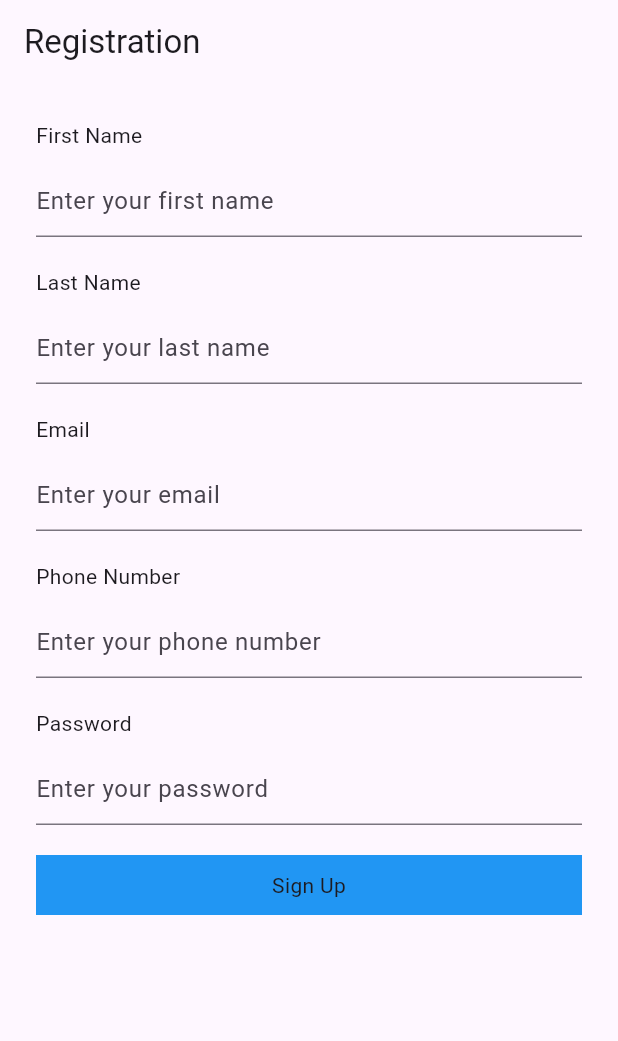
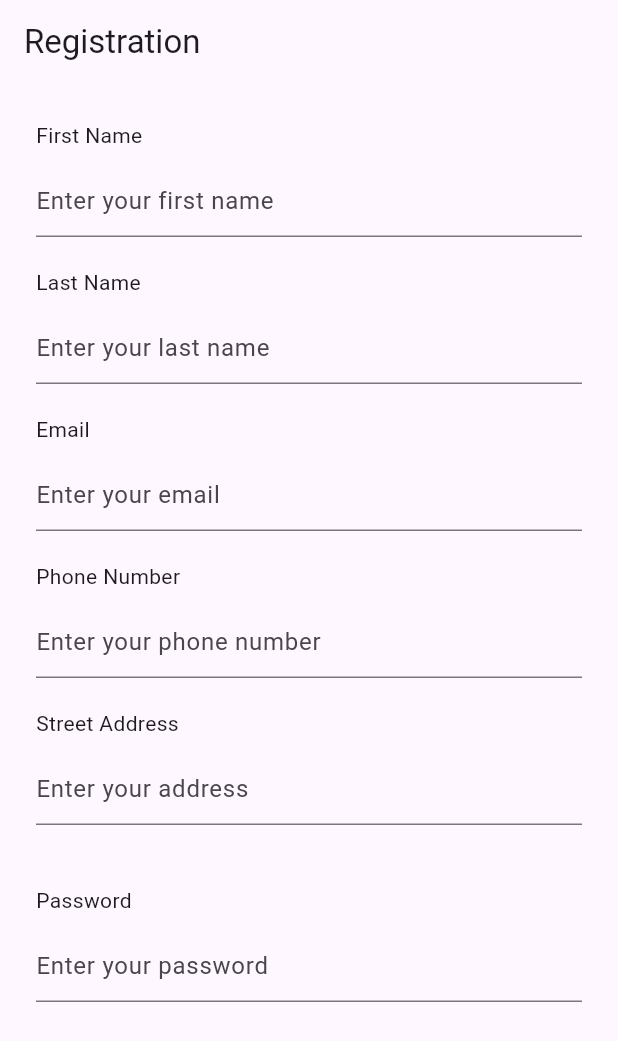
Before and after one commit to nurnabi-flutter-excelitai/Textform-Filed_validation-Regex, a Flutter app: the screen it shows after launch, on a phone screen of 412 x 824 dp. Shown: the top 1041 px of the screen. Run offline on Flutter 3.47's test engine with Material 2 defaults, Android fonts, the phone set to English and light mode, and no system bars.

Commit message:
added.....>> address textformfiled validator

```diff
--- a/lib/registration_screen.dart
+++ b/lib/registration_screen.dart
@@ -236,6 +236,7 @@ class _RegistrationScreenState extends State<RegistrationScreen> {
   final TextEditingController lastNameController = TextEditingController();
   final TextEditingController emailController = TextEditingController();
   final TextEditingController phoneController = TextEditingController();
+  final TextEditingController streetAddressController = TextEditingController();
   final TextEditingController passWordController = TextEditingController();
 
   final formKey = GlobalKey<FormState>();
@@ -244,6 +245,7 @@ class _RegistrationScreenState extends State<RegistrationScreen> {
   FocusNode lastNameFocusNode = FocusNode();
   FocusNode emailFocusNode = FocusNode();
   FocusNode phoneFocusNode = FocusNode();
+  FocusNode streetAddressFocusNode = FocusNode();
   FocusNode passwordFocusNode = FocusNode();
 
   @override
@@ -252,6 +254,7 @@ class _RegistrationScreenState extends State<RegistrationScreen> {
     lastNameFocusNode.dispose();
     emailFocusNode.dispose();
     phoneFocusNode.dispose();
+    streetAddressFocusNode.dispose();
     passwordFocusNode.dispose();
     super.dispose();
   }
@@ -388,6 +391,42 @@ class _RegistrationScreenState extends State<RegistrationScreen> {
                 ),
 
 
+
+
+                // street address
+                const SizedBox(
+                  height: 20,
+                ),
+                Text(
+                  'Street Address',
+                  style: TextStyle(fontSize: 14),
+                ),
+                const SizedBox(
+                  height: 10,
+                ),
+                TextFormField(
+                  focusNode: streetAddressFocusNode,
+                  onChanged: (value) {
+                    formKey.currentState!.validate();
+                  },
+                  controller: streetAddressController,
+                  validator: (value) {
+                    if (streetAddressFocusNode.hasFocus) {
+                      return TextformFiledValidator.validateAddress(
+                          streetAddressController.text);
+                    }
+                    return null;
+                  },
+                  decoration: InputDecoration(
+                    hintText: 'Enter your address',
+                  ),
+                ),
+                const SizedBox(
+                  height: 20,
+                ),
+
+
+
                 // password
                 const SizedBox(
                   height: 20,
@@ -407,7 +446,7 @@ class _RegistrationScreenState extends State<RegistrationScreen> {
                   controller: passWordController,
                   validator: (value) {
                     if (passwordFocusNode.hasFocus) {
-                      return TextformFiledValidator.validateLastName(
+                      return TextformFiledValidator.validatePassword(
                           passWordController.text);
                     }
                     return null;
@@ -422,26 +461,31 @@ class _RegistrationScreenState extends State<RegistrationScreen> {
 
 
                 // sign up
-                InkWell(
-                  onTap: () {
-                    firstNameFocusNode.unfocus();
-                    lastNameFocusNode.unfocus();
-                    emailFocusNode.unfocus();
-                    phoneFocusNode.unfocus();
-                    passwordFocusNode.unfocus();
-
-                    if (formKey.currentState!.validate()) {
-                      Navigator.push(context,
-                          MaterialPageRoute(builder: (context) => HomeSreen()));
-                    }
-                  },
-                  child: Container(
-                    height: 40,
-                    width: double.infinity,
-                    color: Colors.blue,
-                    child: Center(child: Text('Sign Up')),
-                  ),
-                ),
+                // InkWell(
+                //   onTap: () {
+                //     if(passWordController.text.isEmpty){
+                //       return 'this filed must not be empty',
+                //     }
+                //
+                //
+                //     // firstNameFocusNode.unfocus();
+                //     // lastNameFocusNode.unfocus();
+                //     // emailFocusNode.unfocus();
+                //     // phoneFocusNode.unfocus();
+                //     // passwordFocusNode.unfocus();
+                //
+                //     // if (formKey.currentState!.validate()) {
+                //     //   Navigator.push(context,
+                //     //       MaterialPageRoute(builder: (context) => HomeSreen()));
+                //     // }
+                //   },
+                //   child: Container(
+                //     height: 40,
+                //     width: double.infinity,
+                //     color: Colors.blue,
+                //     child: Center(child: Text('Sign Up')),
+                //   ),
+                // ),
               ],
             ),
           ),
```
Also changed, not shown: lib/helper/textformfiledvalidator.dart (+15 -21 lines).
